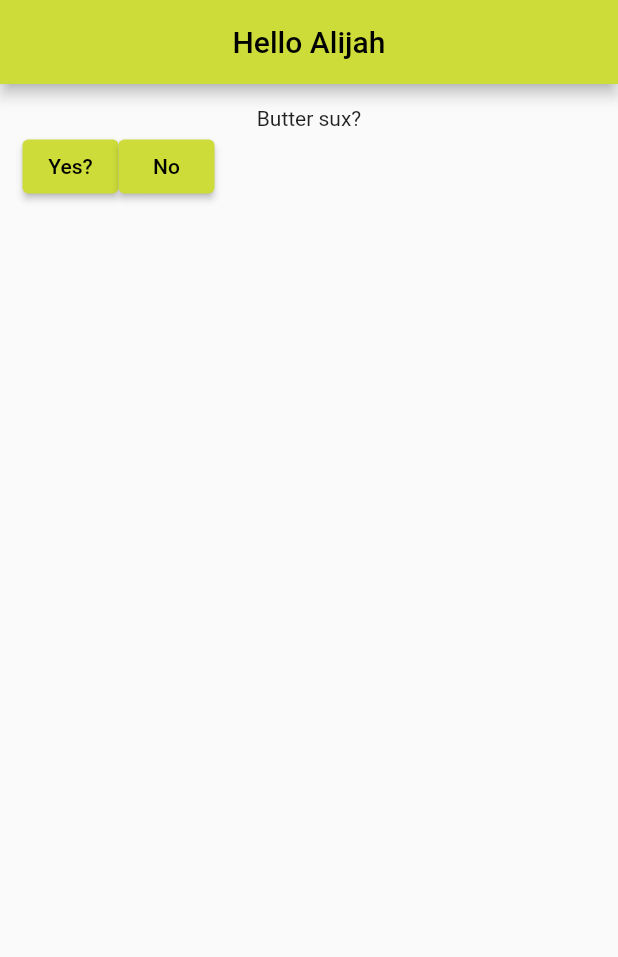
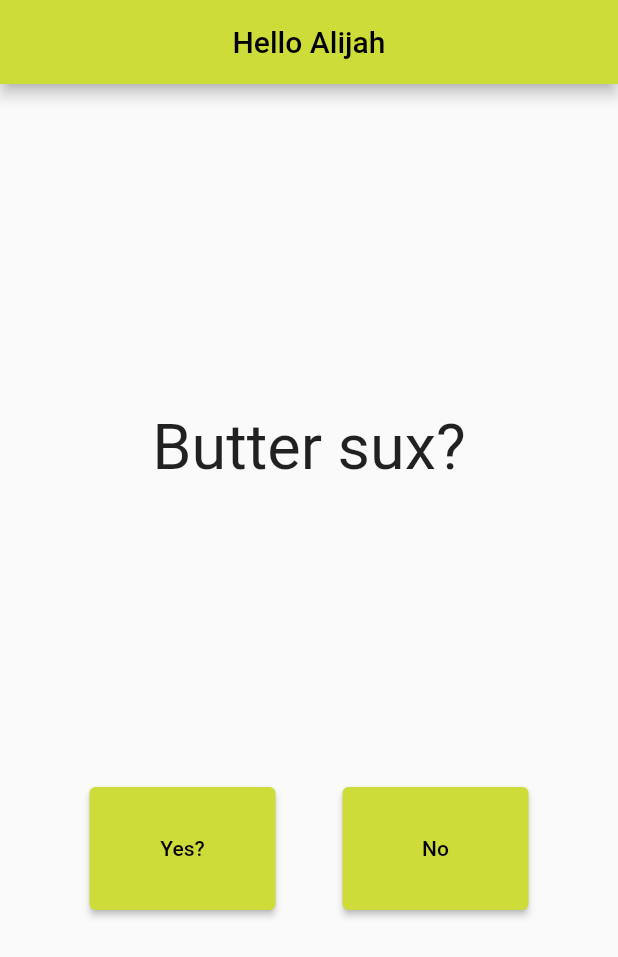
Before and after one commit to shaycraft/flutter-hello-world, a Flutter app: the screen it shows after launch, on a phone screen of 412 x 824 dp. Shown: the top 957 px of the screen. Run offline on Flutter 3.47's test engine with Material 2 defaults, Android fonts, the phone set to English and light mode, and no system bars.

Commit message:
style: styles fixed up

```diff
--- a/lib/first_route.dart
+++ b/lib/first_route.dart
@@ -3,6 +3,12 @@ import 'package:flutter_hello_world/second_route.dart';
 
 class FirstRoute extends StatelessWidget {
   const FirstRoute({super.key});
+
+  final defaultButtonStyles = const ButtonStyle(
+      minimumSize: MaterialStatePropertyAll<Size>(Size(124.0, 82.0)),
+      maximumSize: MaterialStatePropertyAll<Size>(Size(224.0, 182.0)),
+      padding:
+          MaterialStatePropertyAll<EdgeInsetsGeometry>(EdgeInsets.all(22.0)));
 
   @override
   Widget build(BuildContext context) {
@@ -11,11 +17,14 @@ class FirstRoute extends StatelessWidget {
         body: Padding(
             padding: const EdgeInsets.all(15.0),
             child: Column(
+              mainAxisAlignment: MainAxisAlignment.spaceEvenly,
               children: [
-                const Text('Butter sux?'),
+                const Text('Butter sux?', textScaleFactor: 3.0,),
                 Row(
+                  mainAxisAlignment: MainAxisAlignment.spaceEvenly,
                   children: [
                     ElevatedButton(
+                      style: defaultButtonStyles,
                       onPressed: () {
                         Navigator.push(
                             context,
@@ -26,6 +35,7 @@ class FirstRoute extends StatelessWidget {
                       child: const Text('Yes?'),
                     ),
                     ElevatedButton(
+                        style: defaultButtonStyles,
                         onPressed: () => {
                               Navigator.push(
                                   context,
--- a/lib/main.dart
+++ b/lib/main.dart
@@ -14,14 +14,15 @@ class MyApp extends StatefulWidget {
   }
 }
 
+final appThemeData = ThemeData(
+    primarySwatch: Colors.lime,
+    buttonTheme: const ButtonThemeData(
+        padding: EdgeInsets.all(30.0), buttonColor: Colors.amber));
+
 class _MyAppState extends State<MyApp> {
   @override
   Widget build(BuildContext context) {
     return MaterialApp(
-        title: 'Flutter Demo',
-        theme: ThemeData(
-          primarySwatch: Colors.lime,
-        ),
-        home: const FirstRoute());
+        title: 'Flutter Demo', theme: appThemeData, home: const FirstRoute());
   }
 }
```
